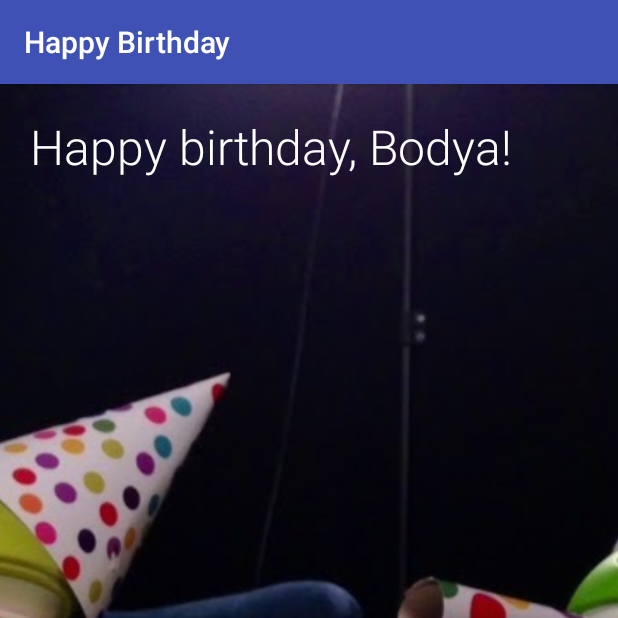
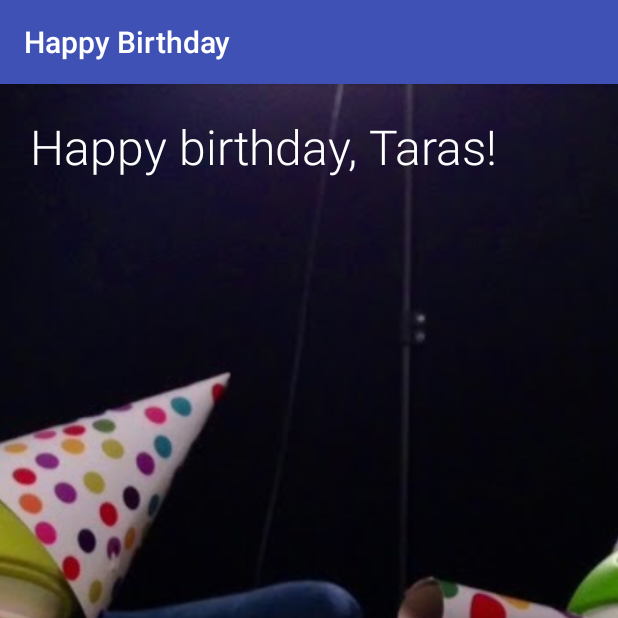
Before and after one commit to nata2611/HappyBirthday, an Android app: the screen it shows after launch (MainActivity), on a phone screen of 412 x 824 dp, the top half of it. Run offline under Robolectric (Android 15) with nearby library versions, the phone set to English and light mode, and no system bars.

Commit message:
Changed the name

```diff
--- a/app/src/main/res/layout/activity_main.xml
+++ b/app/src/main/res/layout/activity_main.xml
@@ -17,7 +17,7 @@
         android:fontFamily="sans-serif-light"
         android:textColor="@android:color/white"
         android:padding="20dp"
-        android:text="Happy birthday, Bodya!" />
+        android:text="Happy birthday, Taras!" />
     <TextView
         android:layout_width="wrap_content"
         android:layout_height="wrap_content"
```
